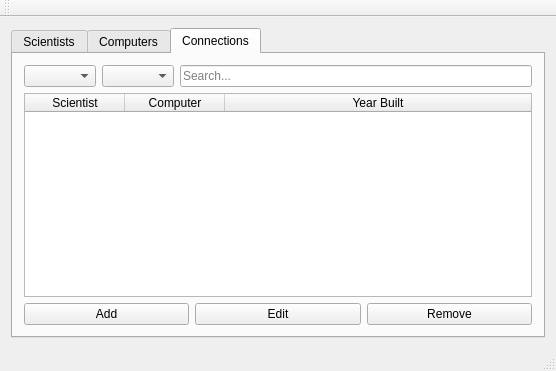
Before: the Qt Designer form UI_Vika3/UI/mainwindow.ui in Druma/Verknam01_hopur35, drawn with Qt 5.
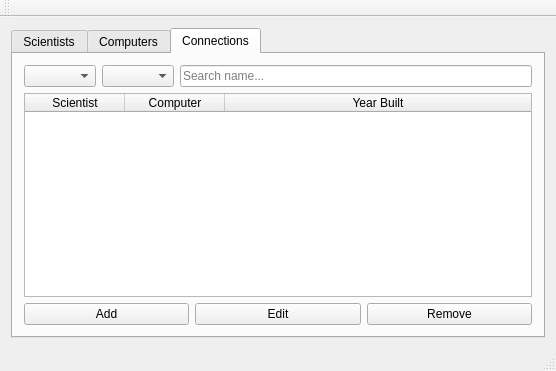
After: the same form once the commit is applied. The open tabs and pages were chosen to show the change.

```diff
--- a/UI_Vika3/UI/mainwindow.ui
+++ b/UI_Vika3/UI/mainwindow.ui
@@ -261,7 +261,7 @@
             <item>
              <widget class="QLineEdit" name="search_computer_2">
               <property name="placeholderText">
-               <string>Search...</string>
+               <string>Search name...</string>
               </property>
              </widget>
             </item>
```
Left out of the diff: 26 changed lines with no effect on the pictures.
